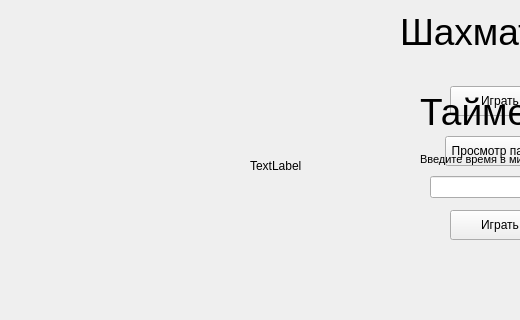
Before: the Qt Designer form chess.ui in tiunov2008/Project_Yandex, drawn with Qt 5; both pictures show x 0 to 520 and y 203 to 523 of the 1000 by 750 pixel window.
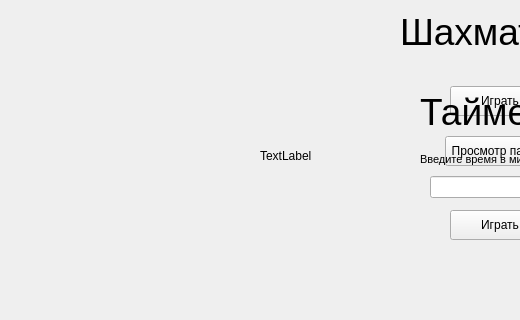
After: the same form once the commit is applied.

Commit message: added chess board

What changed in the file:
```diff
--- a/chess.ui
+++ b/chess.ui
@@ -152,16 +152,41 @@
     </property>
     <property name="geometry">
      <rect>
-      <x>250</x>
+      <x>260</x>
       <y>100</y>
-      <width>500</width>
-      <height>500</height>
+      <width>480</width>
+      <height>480</height>
      </rect>
     </property>
     <property name="text">
      <string>TextLabel</string>
     </property>
    </widget>
+   <widget class="QWidget" name="widget" native="true">
+    <property name="geometry">
+     <rect>
+      <x>260</x>
+      <y>100</y>
+      <width>480</width>
+      <height>480</height>
+     </rect>
+    </property>
+    <widget class="QWidget" name="gridLayoutWidget">
+     <property name="geometry">
+      <rect>
+       <x>0</x>
+       <y>0</y>
+       <width>481</width>
+       <height>481</height>
+      </rect>
+     </property>
+     <layout class="QGridLayout" name="chessGrid" rowstretch="0" columnstretch="0" rowminimumheight="0" columnminimumwidth="0">
+      <property name="spacing">
+       <number>0</number>
+      </property>
+     </layout>
+    </widget>
+   </widget>
   </widget>
   <widget class="QMenuBar" name="menubar">
    <property name="geometry">
```
Left out of the diff: 8 changed lines with no effect on the pictures. The commit also changes 3 other files.
